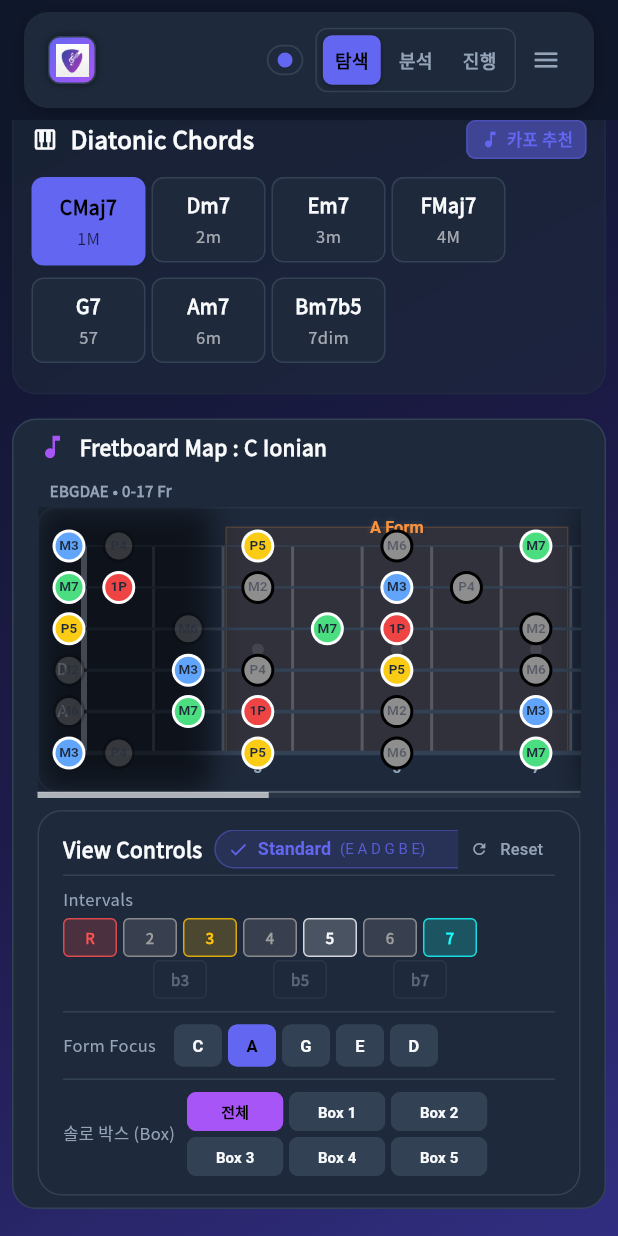
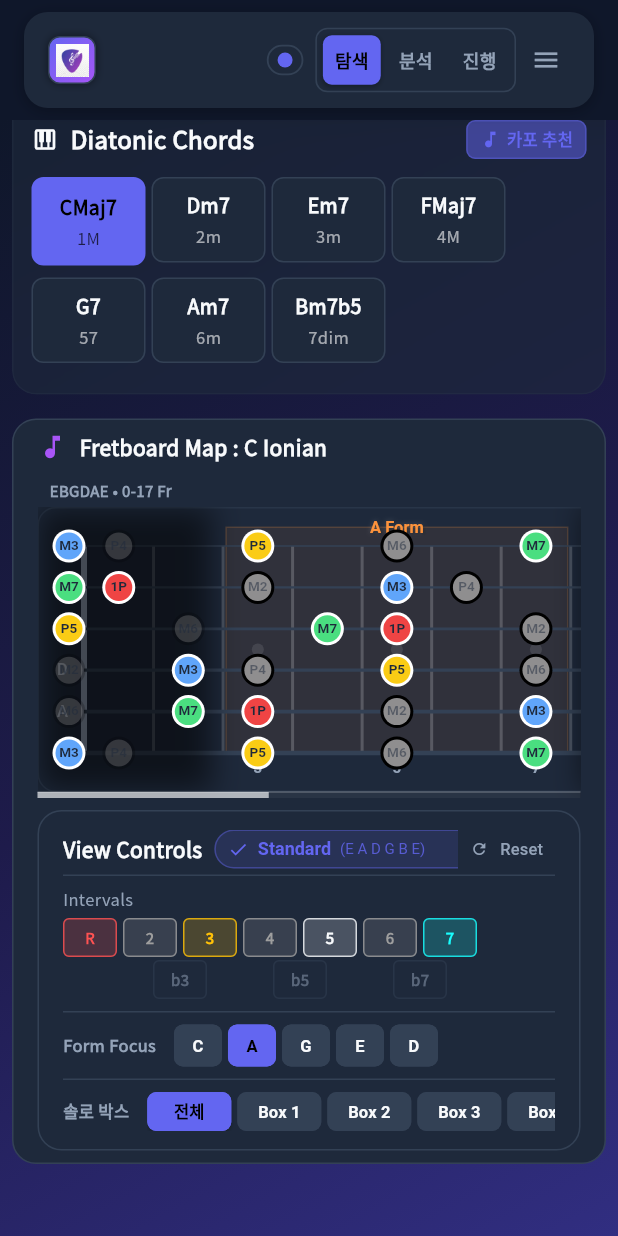
Before and after one commit to 2jungho/chord5-wheel, a Flutter app: the screen it shows after launch, scrolled down 1295 dp, on a phone screen of 412 x 824 dp. Run offline on Flutter 3.47's test engine with Material 3 defaults, Android fonts, the phone set to English and light mode, and no system bars; our stand-ins replace audioplayers, flutter_markdown, go_router, google_fonts, google_generative_ai, shared_preferences and 2 more; missing offline and left inert: dart:js_interop, dart_openai, flutter_soloud, window_manager; statements that could not run were skipped.

Commit message:
feat: add ViewControlPanel widget for managing fretboard visualization settings

```diff
--- a/lib/widgets/common/view_control_panel.dart
+++ b/lib/widgets/common/view_control_panel.dart
@@ -35,9 +35,10 @@ class ViewControlPanel extends StatelessWidget {
   @override
   Widget build(BuildContext context) {
     return Container(
-      width: 420,
+      constraints: const BoxConstraints(maxWidth: 480),
       padding: const EdgeInsets.symmetric(horizontal: 16, vertical: 12),
       decoration: BoxDecoration(
+
         color: Theme.of(context).colorScheme.surfaceContainer,
         borderRadius: BorderRadius.circular(16),
         border: Border.all(color: Theme.of(context).dividerColor),
@@ -262,25 +263,30 @@ class ViewControlPanel extends StatelessWidget {
         Text('Form Focus',
             style: TextStyle(
                 color: Theme.of(context).colorScheme.onSurfaceVariant,
-                fontSize: 11)),
+                fontSize: 11,
+                fontWeight: FontWeight.bold)),
         const SizedBox(width: 12),
         Expanded(
-          child: Wrap(
-            spacing: 4,
-            runSpacing: 4,
-            alignment: WrapAlignment.start,
-            crossAxisAlignment: WrapCrossAlignment.center,
+          child: SingleChildScrollView(
+            scrollDirection: Axis.horizontal,
+            child: Row(
+              mainAxisSize: MainAxisSize.min,
               children: [
                 _buildCagedButton(context, 'C'),
+                const SizedBox(width: 4),
                 _buildCagedButton(context, 'A'),
+                const SizedBox(width: 4),
                 _buildCagedButton(context, 'G'),
+                const SizedBox(width: 4),
                 _buildCagedButton(context, 'E'),
+                const SizedBox(width: 4),
                 _buildCagedButton(context, 'D'),
                 if (onTogglePentatonic != null) ...[
-                const SizedBox(width: 4),
+                  const SizedBox(width: 8),
                   _buildScaleToggleButton(context),
                 ],
               ],
+            ),
           ),
         ),
       ],
@@ -291,25 +297,31 @@ class ViewControlPanel extends StatelessWidget {
     return Row(
       crossAxisAlignment: CrossAxisAlignment.center,
       children: [
-        Text('솔로 박스 (Box)',
+        Text('솔로 박스',
             style: TextStyle(
                 color: Theme.of(context).colorScheme.onSurfaceVariant,
-                fontSize: 11)),
-        const SizedBox(width: 8),
+                fontSize: 11,
+                fontWeight: FontWeight.bold)),
+        const SizedBox(width: 12),
         Expanded(
-          child: Wrap(
-            spacing: 4,
-            runSpacing: 4,
-            alignment: WrapAlignment.start,
-            crossAxisAlignment: WrapCrossAlignment.center,
+          child: SingleChildScrollView(
+            scrollDirection: Axis.horizontal,
+            child: Row(
+              mainAxisSize: MainAxisSize.min,
               children: [
                 _buildBoxButton(context, 0, '전체'),
+                const SizedBox(width: 4),
                 _buildBoxButton(context, 1, 'Box 1'),
+                const SizedBox(width: 4),
                 _buildBoxButton(context, 2, 'Box 2'),
+                const SizedBox(width: 4),
                 _buildBoxButton(context, 3, 'Box 3'),
+                const SizedBox(width: 4),
                 _buildBoxButton(context, 4, 'Box 4'),
+                const SizedBox(width: 4),
                 _buildBoxButton(context, 5, 'Box 5'),
               ],
+            ),
           ),
         ),
       ],
@@ -318,31 +330,34 @@ class ViewControlPanel extends StatelessWidget {
 
   Widget _buildBoxButton(BuildContext context, int boxNum, String label) {
     final isSelected = selectedPentatonicBox == boxNum;
+    final theme = Theme.of(context);
     return SizedBox(
       height: 26,
       child: ElevatedButton(
         style: ElevatedButton.styleFrom(
           backgroundColor: isSelected
-              ? Theme.of(context).colorScheme.tertiary
-              : Theme.of(context).colorScheme.surfaceContainerHigh,
+              ? theme.colorScheme.primary
+              : theme.colorScheme.surfaceContainerHigh,
           foregroundColor: isSelected
-              ? Theme.of(context).colorScheme.onTertiary
-              : Theme.of(context).colorScheme.onSurface,
-          padding: const EdgeInsets.symmetric(horizontal: 6),
-          elevation: 0,
+              ? theme.colorScheme.onPrimary
+              : theme.colorScheme.onSurface,
+          padding: const EdgeInsets.symmetric(horizontal: 8),
+          elevation: isSelected ? 1 : 0,
+          visualDensity: VisualDensity.compact,
           shape: RoundedRectangleBorder(
               borderRadius: BorderRadius.circular(6),
               side: BorderSide(
                   color: isSelected
-                      ? Theme.of(context).colorScheme.tertiary
-                      : Theme.of(context).dividerColor)),
+                      ? theme.colorScheme.primary
+                      : theme.dividerColor.withValues(alpha: 0.6))),
         ),
         onPressed: () => onSelectPentatonicBox?.call(boxNum),
         child: Text(label,
-            style: const TextStyle(fontWeight: FontWeight.bold, fontSize: 10)),
+            style: const TextStyle(fontWeight: FontWeight.bold, fontSize: 11)),
       ),
     );
   }
+
 
   Widget _buildFixedToggleButton(
       BuildContext context, String intervalKey, String label, Color color) {
```
Also changed, not shown: 1 other file. Lines whose indentation alone changed are shown as unchanged.
